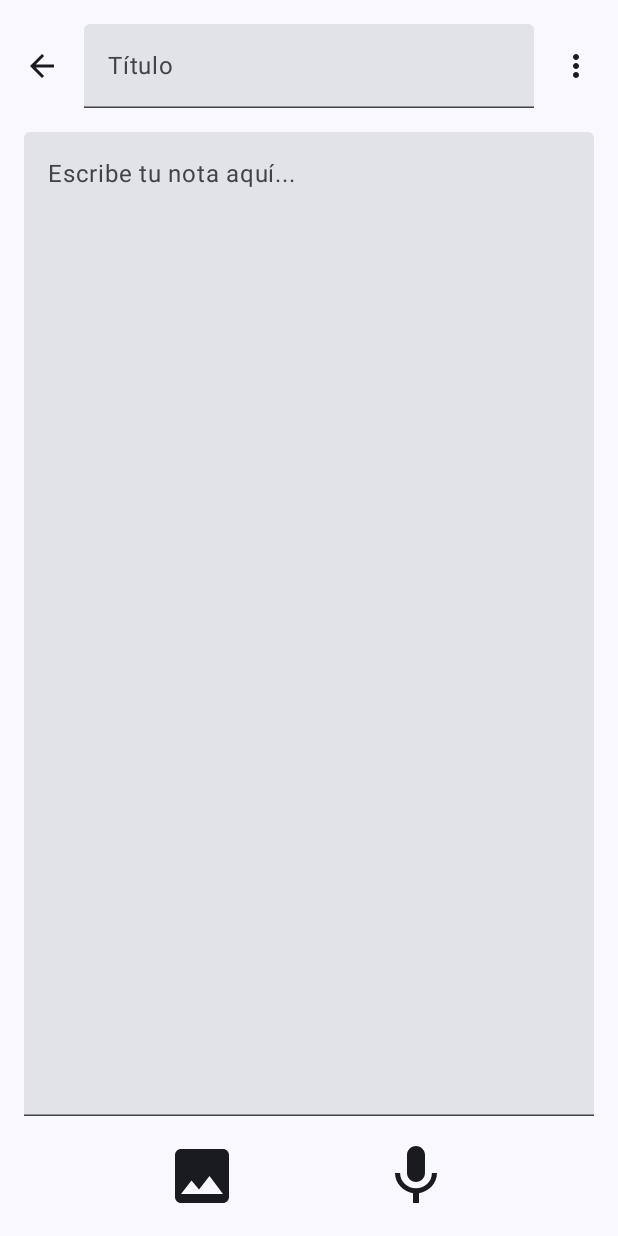
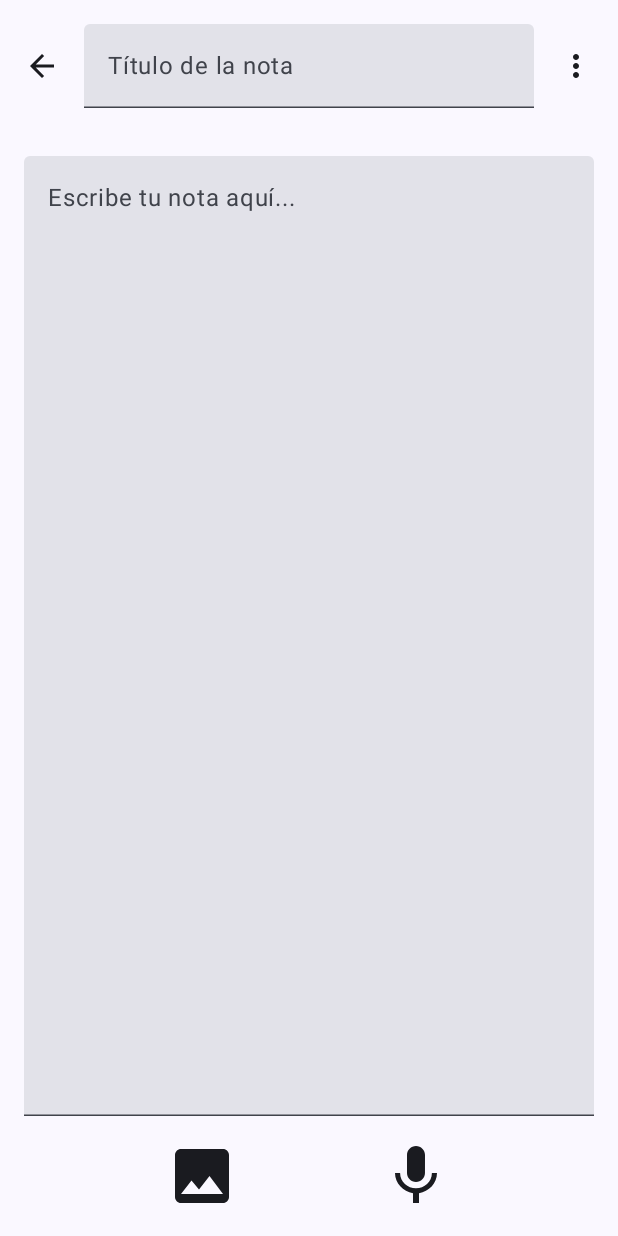
Before and after one commit to Diegoo717/ProyectoFinalMovil, an Android app built with Jetpack Compose: the NotesScreen screen opened through its navigation route, on a phone screen of 412 x 824 dp. Run offline under Robolectric (Android 15) with nearby library versions, the phone set to English and light mode, and no system bars; our stand-ins replace accompanist.

Commit message:
Diseño terminado con algunas funciones corrigiendo unos errores

```diff
--- a/app/src/main/java/com/example/proyectofinalmovil/MainActivity.kt
+++ b/app/src/main/java/com/example/proyectofinalmovil/MainActivity.kt
@@ -44,7 +44,11 @@ class MainActivity : ComponentActivity() {
                         }
                     }
                 ) { innerPadding ->
-                    NavHost(navController = navController, startDestination = "main_screen") {
+                    NavHost(
+                        navController = navController,
+                        startDestination = "main_screen",
+                        modifier = Modifier.padding(innerPadding)
+                    ) {
                         composable("main_screen") { MainScreen(navController) }
                         composable("notes_screen") { NotesScreen(navController) }
                         composable("tasks_screen") { TasksScreen(navController) }
@@ -196,7 +200,7 @@ fun MainScreen(navController: NavHostController, modifier: Modifier = Modifier)
 fun NoteItem(note: String) {
     Card(
         colors = CardDefaults.cardColors(
-            containerColor = Color(0xFFFFF59D) // Color para diferenciar las notas
+            containerColor = Color(0xFFFFF59D)
         ),
         modifier = Modifier
             .fillMaxWidth()
@@ -216,7 +220,7 @@ fun NoteItem(note: String) {
 fun TaskItem(task: String) {
     Card(
         colors = CardDefaults.cardColors(
-            containerColor = Color(0xFFBBDEFB) // Color para diferenciar las tareas
+            containerColor = Color(0xFFBBDEFB)
         ),
         modifier = Modifier
             .fillMaxWidth()
--- a/app/src/main/java/com/example/proyectofinalmovil/Nota.kt
+++ b/app/src/main/java/com/example/proyectofinalmovil/Nota.kt
@@ -11,19 +11,21 @@ import androidx.compose.material3.*
 import androidx.compose.runtime.*
 import androidx.compose.ui.Alignment
 import androidx.compose.ui.Modifier
+import androidx.compose.ui.graphics.Color
 import androidx.compose.ui.text.TextStyle
 import androidx.compose.ui.text.font.FontWeight
 import androidx.compose.ui.text.style.TextAlign
 import androidx.compose.ui.unit.dp
 import androidx.compose.ui.unit.sp
+import androidx.core.view.WindowCompat
 import androidx.navigation.NavHostController
-import com.google.accompanist.insets.navigationBarsWithImePadding
+import com.google.accompanist.insets.imePadding
 
 @Composable
 fun NotesScreen(navController: NavHostController) {
     var noteTitle by remember { mutableStateOf("") }
     var noteContent by remember { mutableStateOf("") }
-    var showMenu by remember { mutableStateOf(false) } // Para controlar la visibilidad del menú desplegable
+    var showMenu by remember { mutableStateOf(false) }
 
     // Color de fondo y texto del tema actual
     val backgroundColor = MaterialTheme.colorScheme.background
@@ -34,8 +36,8 @@ fun NotesScreen(navController: NavHostController) {
             .fillMaxSize()
             .background(backgroundColor)
             .padding(16.dp)
-            .verticalScroll(rememberScrollState()) // Permitir desplazamiento en toda la pantalla
-            .navigationBarsWithImePadding() // Ajustar la interfaz cuando el teclado esté visible
+            .verticalScroll(rememberScrollState())
+            .imePadding()
     ) {
         // Barra superior: botón de regreso, título y menú de tres puntos
         Row(
@@ -60,7 +62,7 @@ fun NotesScreen(navController: NavHostController) {
             TextField(
                 value = noteTitle,
                 onValueChange = { noteTitle = it },
-                placeholder = { Text(text = "Título") },
+                placeholder = { Text(text = "Título de la nota") },
                 textStyle = TextStyle(
                     fontSize = 20.sp,
                     fontWeight = FontWeight.Bold,
@@ -125,7 +127,9 @@ fun NotesScreen(navController: NavHostController) {
             }
         }
 
-        // Área de texto para la nota
+        Spacer(modifier = Modifier.height(16.dp))
+
+        // Área de texto para los detalles de la nota
         TextField(
             value = noteContent,
             onValueChange = { noteContent = it },
@@ -133,8 +137,8 @@ fun NotesScreen(navController: NavHostController) {
             textStyle = TextStyle(fontSize = 18.sp),
             modifier = Modifier
                 .fillMaxWidth()
-                .weight(1f)  // Permitir que el área de texto ocupe el espacio restante
-                .heightIn(min = 200.dp) // Mantener altura mínima
+                .weight(1f)
+                .heightIn(min = 200.dp)
         )
 
         Spacer(modifier = Modifier.height(16.dp))
--- a/app/src/main/java/com/example/proyectofinalmovil/Tarea.kt
+++ b/app/src/main/java/com/example/proyectofinalmovil/Tarea.kt
@@ -64,8 +64,8 @@ fun TasksScreen(navController: NavHostController) {
             .fillMaxSize()
             .background(MaterialTheme.colorScheme.background)
             .padding(16.dp)
-            .verticalScroll(rememberScrollState()) // Permitir desplazamiento en toda la pantalla
-            .navigationBarsWithImePadding() // Ajustar la interfaz cuando el teclado esté visible
+            .verticalScroll(rememberScrollState())
+            .navigationBarsWithImePadding()
     ) {
         // Barra superior: botón de regreso, título y menú de tres puntos
         Row(
@@ -201,7 +201,7 @@ fun TasksScreen(navController: NavHostController) {
             modifier = Modifier
                 .fillMaxWidth()
                 .weight(1f)
-                .heightIn(min = 200.dp) // Mantener altura mínima
+                .heightIn(min = 200.dp)
         )
 
         Spacer(modifier = Modifier.height(16.dp))
```
